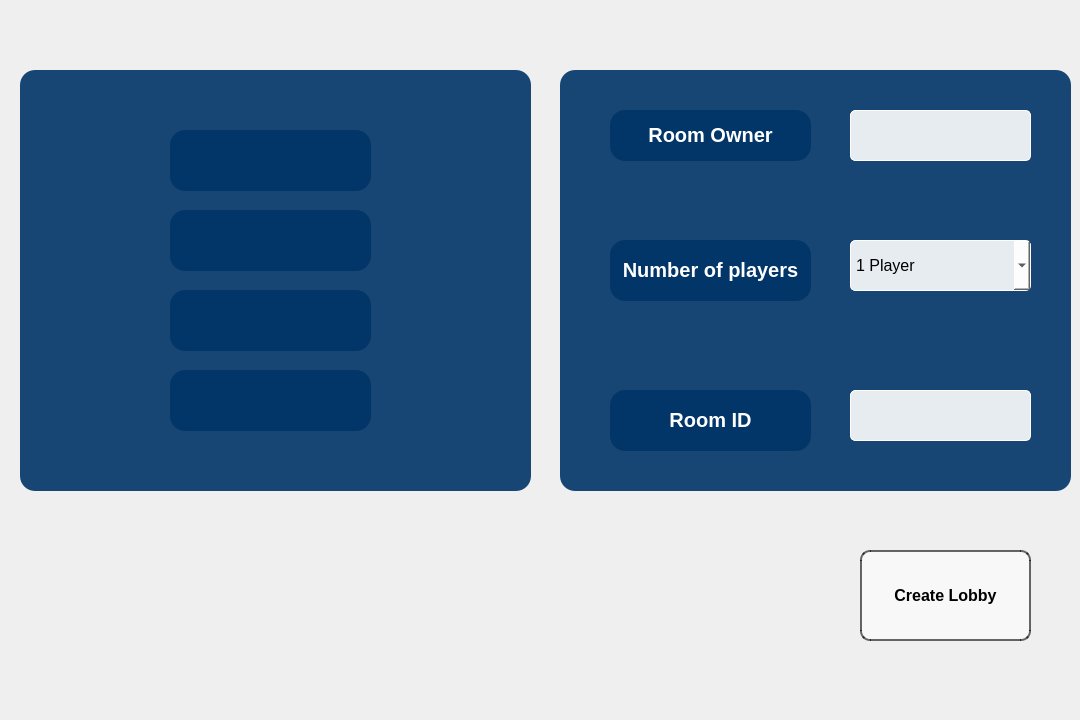
Above: Client/Lobby.ui from dumy10/Skribbl before the change. Below: the same form after it.
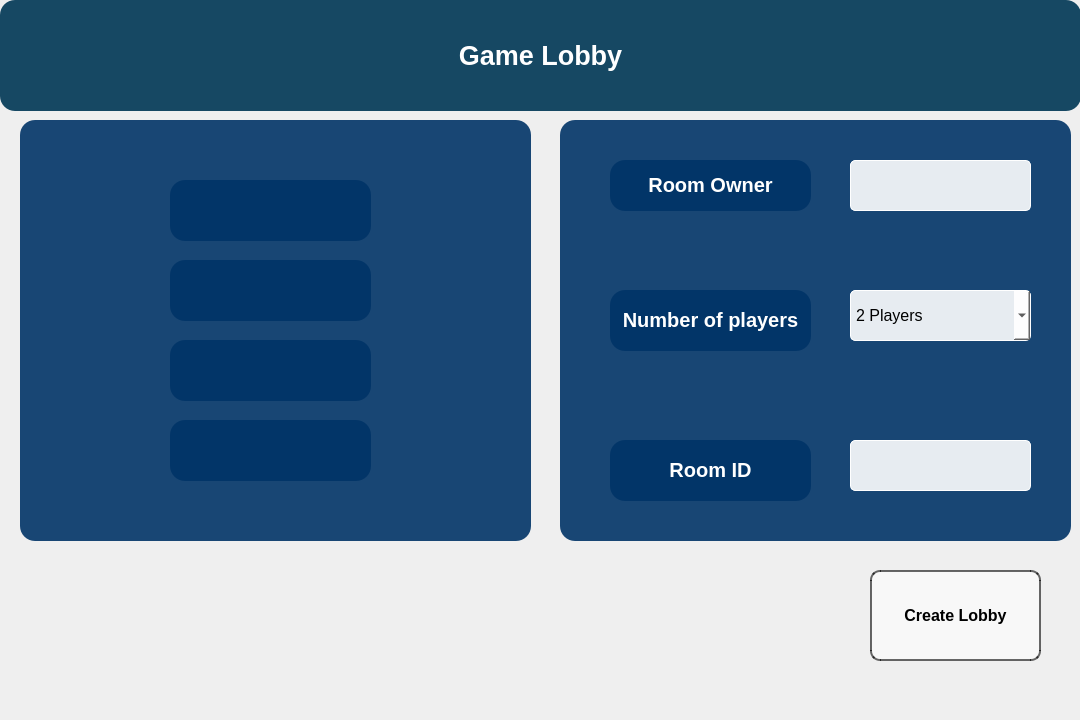
That is the form after the change. Icons and pictures are not drawn.

Commit message: Lobby interface

```diff
--- a/Client/Lobby.ui
+++ b/Client/Lobby.ui
@@ -44,7 +44,7 @@
       <property name="geometry">
        <rect>
         <x>20</x>
-        <y>70</y>
+        <y>120</y>
         <width>511</width>
         <height>421</height>
        </rect>
@@ -162,7 +162,7 @@
       <property name="geometry">
        <rect>
         <x>560</x>
-        <y>70</y>
+        <y>120</y>
         <width>511</width>
         <height>421</height>
        </rect>
@@ -281,11 +281,6 @@
  background:transparent;
 }</string>
        </property>
-       <item>
-        <property name="text">
-         <string>1 Player</string>
-        </property>
-       </item>
        <item>
         <property name="text">
          <string>2 Players</string>
@@ -364,8 +359,8 @@
      <widget class="QPushButton" name="createLobby">
       <property name="geometry">
        <rect>
-        <x>860</x>
-        <y>550</y>
+        <x>870</x>
+        <y>570</y>
         <width>171</width>
         <height>91</height>
        </rect>
@@ -397,6 +392,25 @@
        <string>Create Lobby</string>
       </property>
      </widget>
+     <widget class="QLabel" name="label_7">
+      <property name="geometry">
+       <rect>
+        <x>0</x>
+        <y>0</y>
+        <width>1081</width>
+        <height>111</height>
+       </rect>
+      </property>
+      <property name="styleSheet">
+       <string notr="true">QLabel{
+background: rgb(22, 72, 99);
+    border-radius: 15px; /* Colțuri rotunjite */
+}</string>
+      </property>
+      <property name="text">
+       <string>&lt;html&gt;&lt;head/&gt;&lt;body&gt;&lt;p align=&quot;center&quot;&gt;&lt;span style=&quot; font-family:'Times New Roman'; font-size:20pt; font-weight:700; color:#ffffff;&quot;&gt;Game Lobby&lt;/span&gt;&lt;/p&gt;&lt;/body&gt;&lt;/html&gt;</string>
+      </property>
+     </widget>
     </widget>
     <widget class="QWidget" name="page_6">
      <widget class="QFrame" name="frame_3">
```
Left out of the diff: 23 changed lines with no effect on the pictures.
